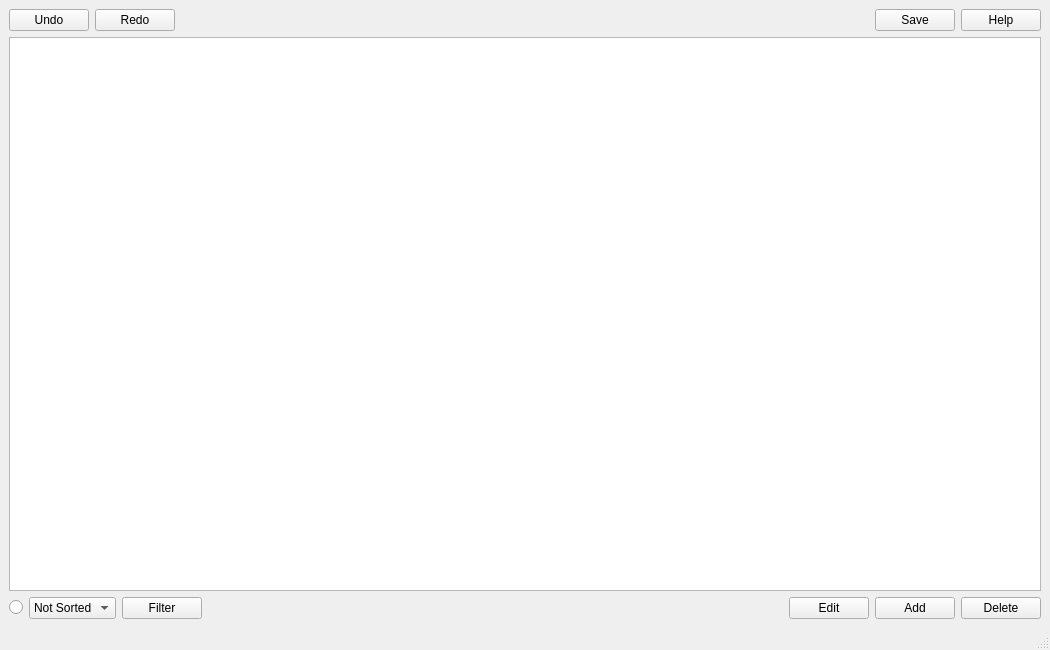
Old version of the form code/src/mainwindow.ui in the repository vdavv/GUI-CSV-Editor.
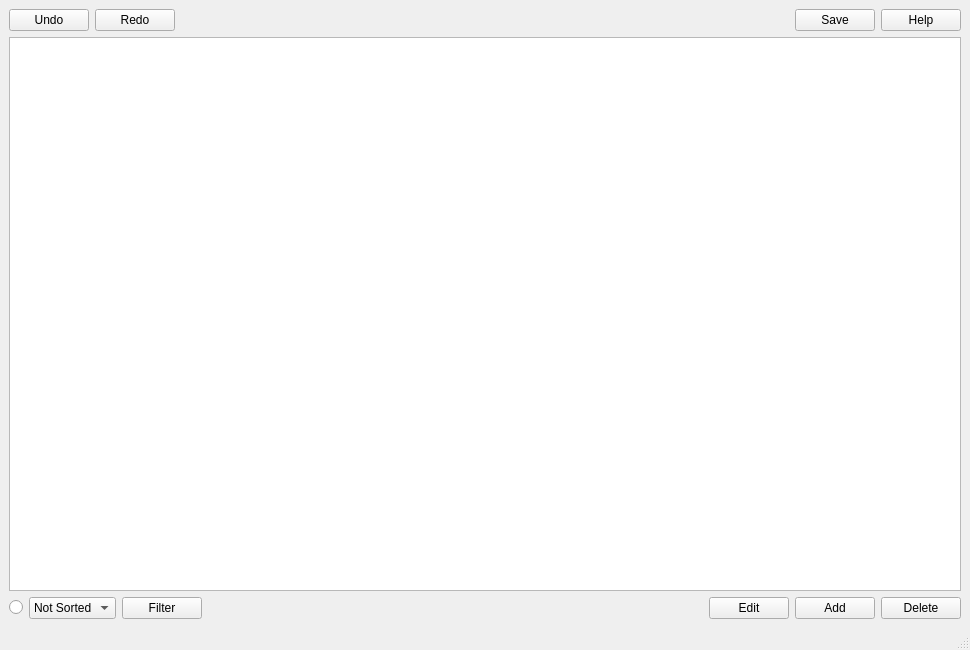
New version of the form. Icons and pictures are not drawn.

Diff of the .ui file:
```diff
--- a/code/src/mainwindow.ui
+++ b/code/src/mainwindow.ui
@@ -9,7 +9,7 @@
    <rect>
     <x>0</x>
     <y>0</y>
-    <width>1050</width>
+    <width>970</width>
     <height>650</height>
    </rect>
   </property>
```
Left out of the diff: 5 changed lines with no effect on the pictures.
